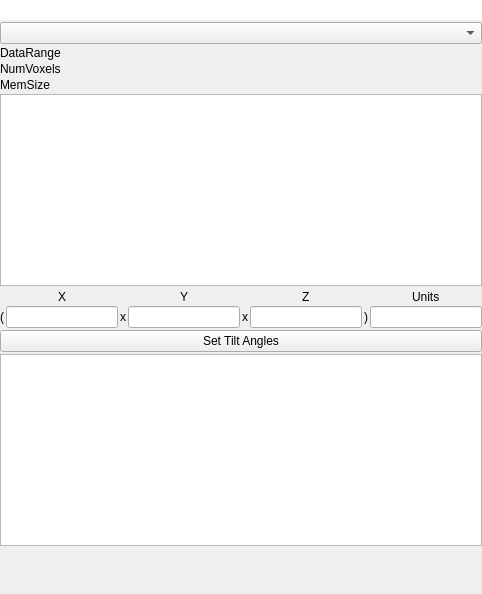
Old version of the form tomviz/DataPropertiesPanel.ui in the repository OpenChemistry/tomviz.
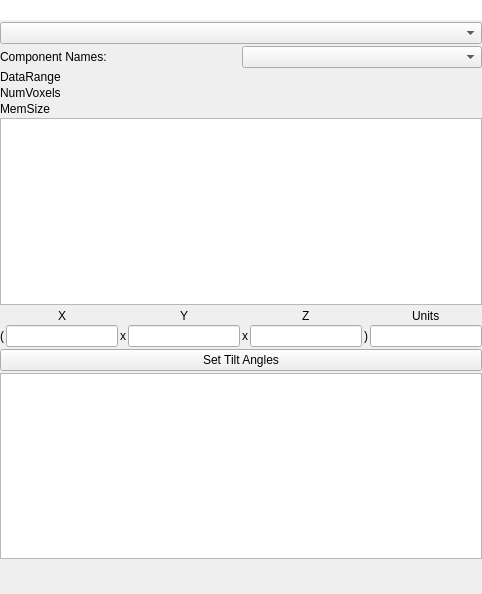
New version of the form. Custom widgets are drawn as their Qt base class.

Commit message:
Add component name editing in DataPropertiesPanel
This also gets the volume module to update its combo boxes if
the component name was modified.

```diff
--- a/tomviz/DataPropertiesPanel.ui
+++ b/tomviz/DataPropertiesPanel.ui
@@ -45,6 +45,20 @@
    <item>
     <widget class="QComboBox" name="ActiveScalars"/>
    </item>
+   <item>
+    <layout class="QHBoxLayout" name="componentNamesLayout">
+     <item>
+      <widget class="QLabel" name="componentNamesLabel">
+       <property name="text">
+        <string>Component Names:</string>
+       </property>
+      </widget>
+     </item>
+     <item>
+      <widget class="tomviz::ComboTextEditor" name="componentNamesEditor"/>
+     </item>
+    </layout>
+   </item>
    <item>
     <widget class="QLabel" name="DataRange">
      <property name="text">
@@ -231,6 +245,13 @@
    </item>
   </layout>
  </widget>
+ <customwidgets>
+  <customwidget>
+   <class>tomviz::ComboTextEditor</class>
+   <extends>QComboBox</extends>
+   <header>ComboTextEditor.h</header>
+  </customwidget>
+ </customwidgets>
  <tabstops>
   <tabstop>FileName</tabstop>
   <tabstop>xLengthBox</tabstop>
```
Left out of the diff: 3 changed lines with no effect on the pictures. The commit also changes 4 other files.
